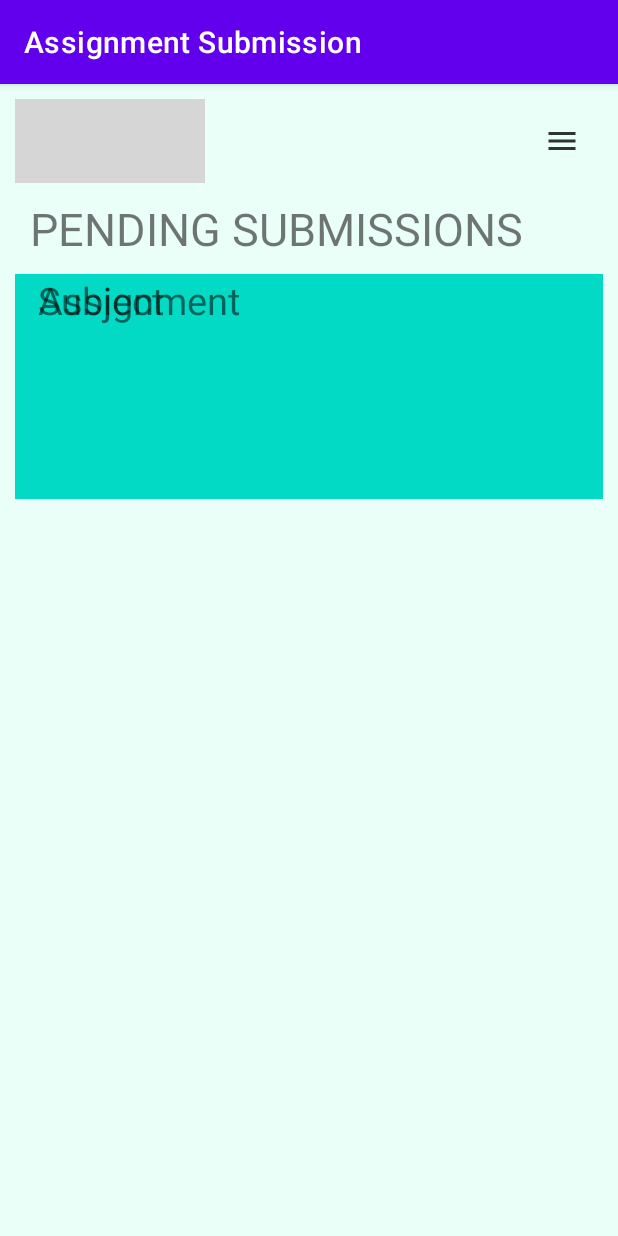
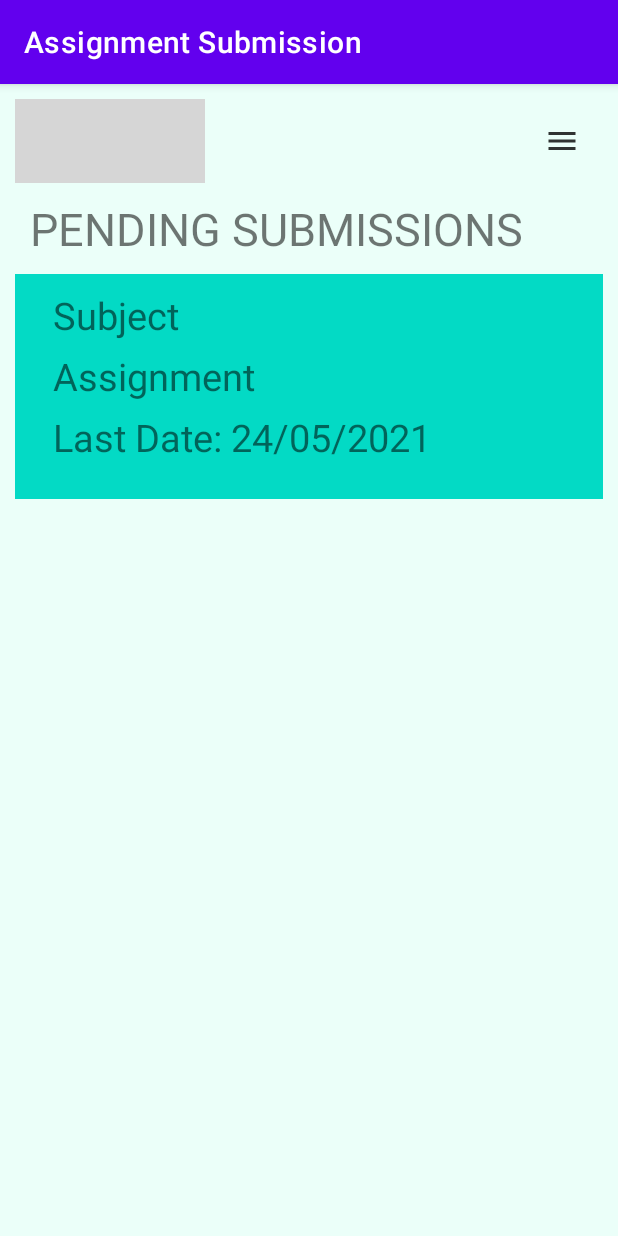
Before and after one commit to himanshukurapati-nau/Assignment-Submission, an Android app: the PendingSubmission screen opened directly, with no data from a screen before it, on a phone screen of 412 x 824 dp. Run offline under Robolectric (Android 15) with nearby library versions, the phone set to English and light mode, and no system bars; grey boxes are pictures that could not be loaded.

Commit message:
list view done

```diff
--- a/AssignmentSubmission/app/src/main/res/layout/activity_pending_submission.xml
+++ b/AssignmentSubmission/app/src/main/res/layout/activity_pending_submission.xml
@@ -47,19 +47,35 @@
             android:layout_height="150dp"
             android:background="@color/teal_200">
 
+            <LinearLayout
+                android:layout_width="wrap_content"
+                android:layout_height="wrap_content"
+                android:orientation="vertical"
+                android:layout_margin="10dp"
+                >
             <TextView
                 android:layout_width="wrap_content"
                 android:layout_height="wrap_content"
                 android:text="Subject"
                 android:textSize="25dp"
-                android:paddingLeft="15dp"/>
+                android:paddingLeft="15dp"
+                android:paddingBottom="6dp"/>
 
             <TextView
                 android:layout_width="wrap_content"
                 android:layout_height="wrap_content"
                 android:text="Assignment"
                 android:textSize="25dp"
-                android:paddingLeft="15dp"/>
+                android:paddingLeft="15dp"
+                android:paddingBottom="6dp"/>
+                <TextView
+                    android:layout_width="wrap_content"
+                    android:layout_height="wrap_content"
+                    android:text="Last Date: 24/05/2021"
+                    android:textSize="25dp"
+                    android:paddingLeft="15dp"
+                    android:paddingBottom="6dp"/>
+            </LinearLayout>
         </RelativeLayout>
 
 
```
